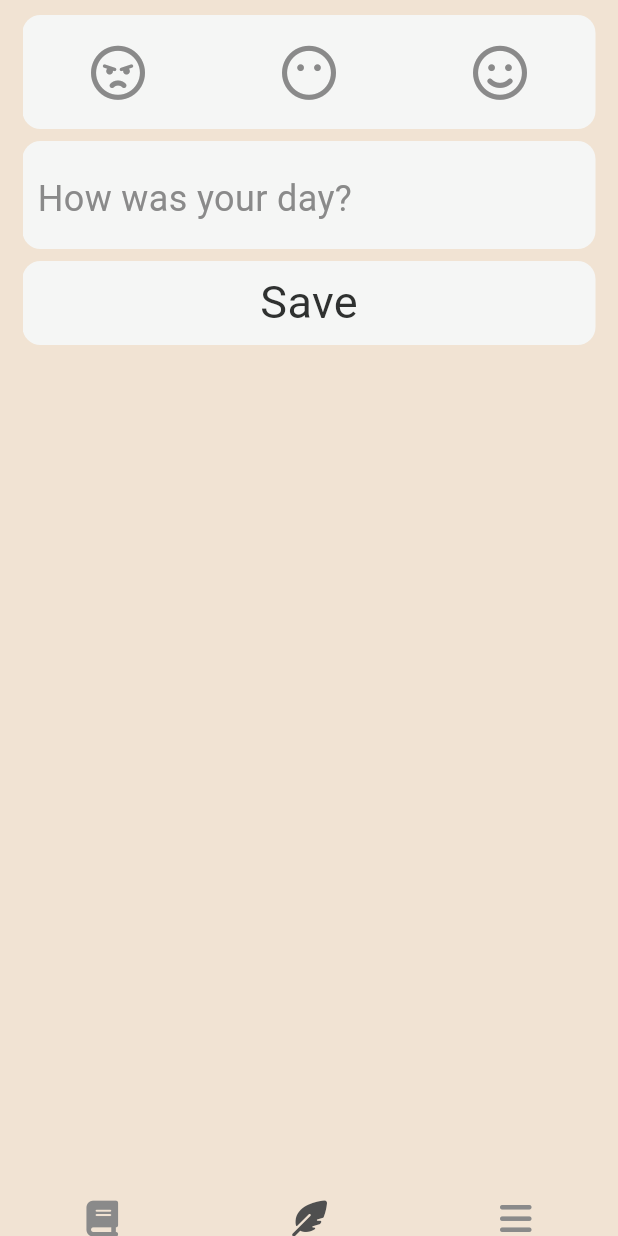
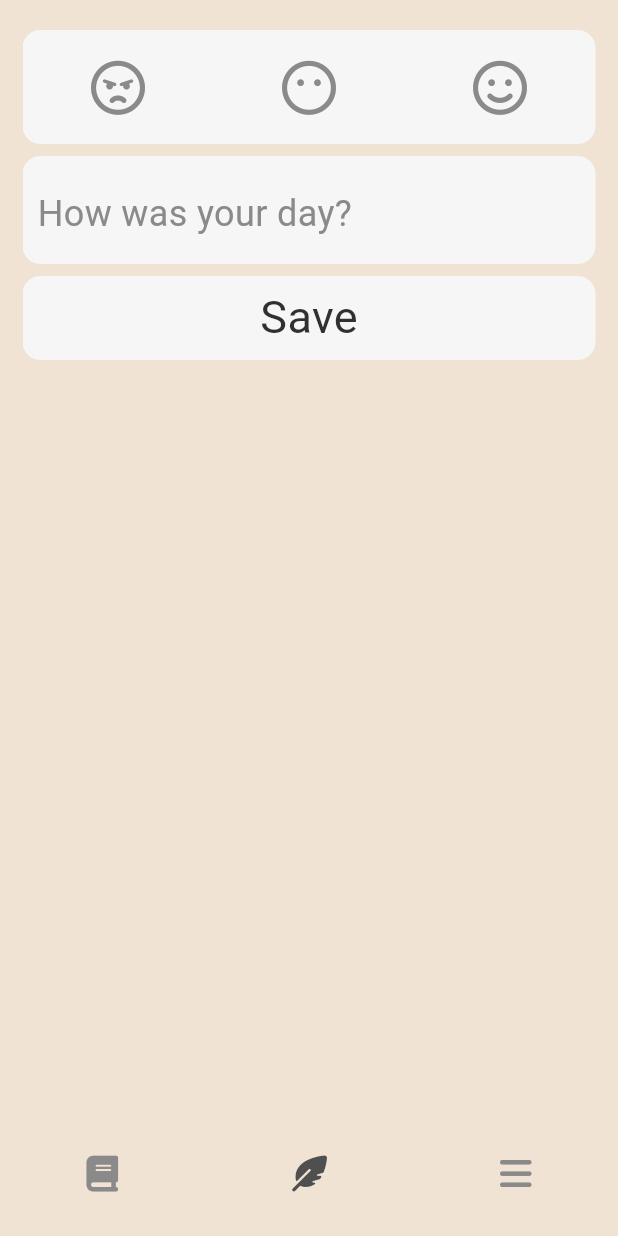
Before and after one commit to hojun-jo/moodtracker, a Flutter app: the screen it shows after launch, item 2 of the bottom bar chosen, on a phone screen of 412 x 824 dp. Run offline on Flutter 3.47's test engine with Material 3 defaults, Android fonts, the phone set to English and light mode, and no system bars; our stand-ins replace device_preview, easy_localization, flutter_riverpod, font_awesome_flutter, gap, go_router and 3 more; accounts and stored records are empty; generated files the repository leaves out were written again; Roboto replaces fonts that are missing (Dongle).

Commit message:
fix: 작은 기종에서 bottomNavigationBar 하단 여백이 없는 문제 해결

```diff
--- a/lib/core/widgets/main_navigation/main_navigation_bar.dart
+++ b/lib/core/widgets/main_navigation/main_navigation_bar.dart
@@ -16,16 +16,19 @@ class MainNavigationBar extends StatelessWidget {
     return Scaffold(
       body: SafeArea(
         child: Padding(
-          padding: const EdgeInsets.symmetric(
-            horizontal: 15,
-            vertical: 10,
+          padding: const EdgeInsets.only(
+            left: 15,
+            right: 15,
+            top: 20,
           ),
           child: navigationShell,
         ),
       ),
-      bottomNavigationBar: SafeArea(
-        child: Padding(
-          padding: const EdgeInsets.only(top: 20),
+      bottomNavigationBar: Padding(
+        padding: const EdgeInsets.only(
+          top: 20,
+          bottom: 30,
+        ),
         child: Row(
           mainAxisAlignment: MainAxisAlignment.spaceAround,
           children: [
@@ -37,7 +40,6 @@ class MainNavigationBar extends StatelessWidget {
               );
             }),
           ],
-          ),
         ),
       ),
     );
```
Lines whose indentation alone changed are shown as unchanged.
